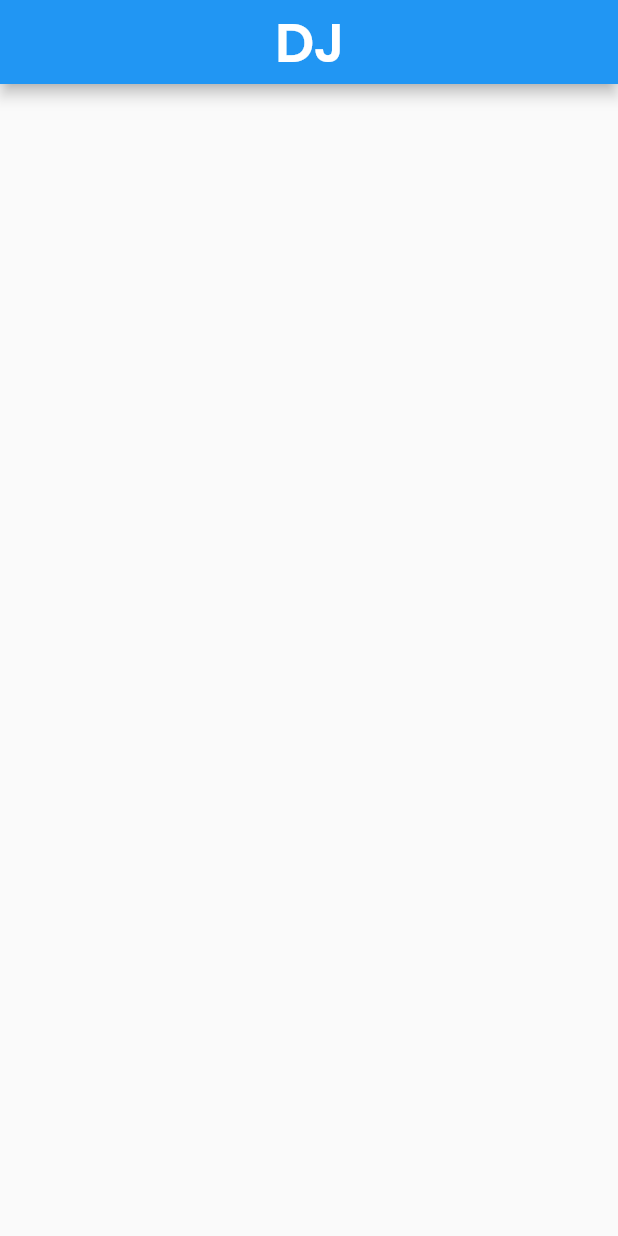
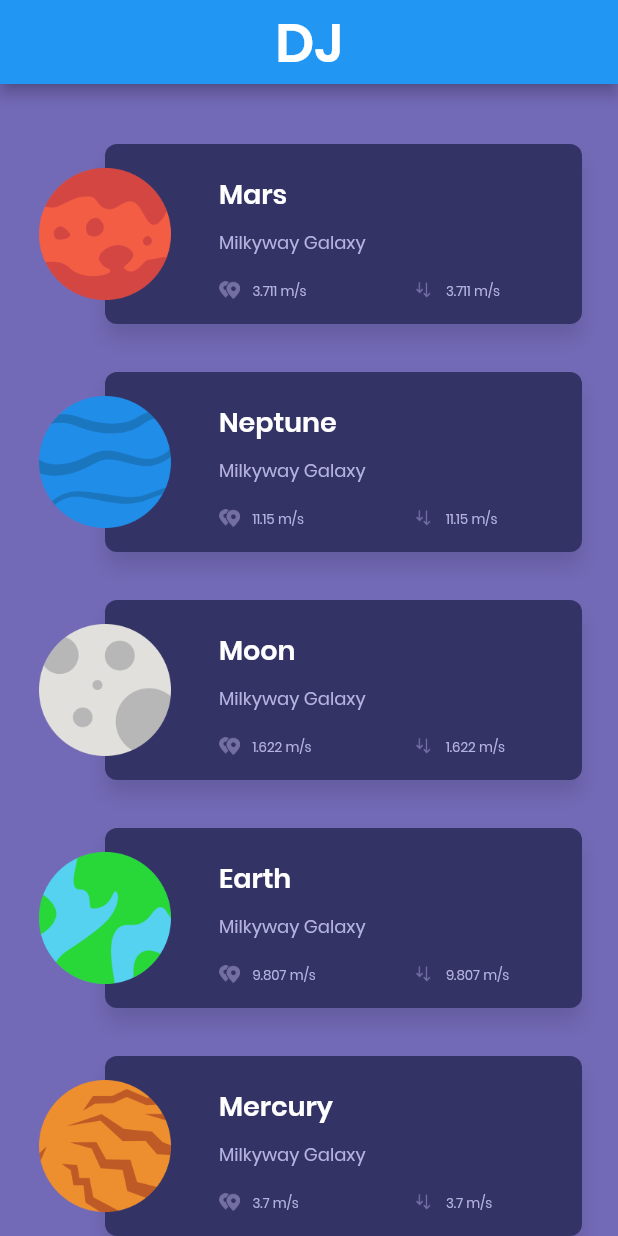
Before and after one commit to Dev-Beom/DJ, a Flutter app: the screen it shows after launch, on a phone screen of 412 x 824 dp. Run offline on Flutter 3.47's test engine with Material 2 defaults, Android fonts, the phone set to English and light mode, and no system bars.

Commit message:
Code refactoring
Code refactoring

```diff
--- /dev/null
+++ b/dj_app/lib/src/DetailPage.dart
@@ -0,0 +1,88 @@
+import 'package:dj_app/src/model/Restaurant.dart';
+import 'package:flutter/material.dart';
+import 'Style.dart';
+import 'Summary.dart';
+import 'Separator.dart';
+
+class DetailPage extends StatelessWidget {
+  final Restaurant restaurant;
+  DetailPage(this.restaurant);
+
+  @override
+  Widget build(BuildContext context) {
+    return Scaffold(
+      body: Container(
+        constraints: BoxConstraints.expand(),
+        color: Color(0xFF736AB7),
+        child: Stack(
+          children: <Widget>[
+            _getBackground(restaurant),
+            _getGradient(),
+            _getContent(restaurant),
+            _getToolbar(context),
+          ],
+        ),
+      ),
+    );
+  }
+}
+
+Container _getBackground(Restaurant restaurant) {
+  return Container(
+    child: Image.asset(
+      restaurant.backgroundImg,
+      fit: BoxFit.cover,
+      height: 300.0,
+    ),
+    constraints: BoxConstraints.expand(height: 300.0),
+  );
+}
+
+Container _getGradient() {
+  return Container(
+    margin: EdgeInsets.only(top: 190.0),
+    height: 110.0,
+    decoration: BoxDecoration(
+      gradient: LinearGradient(
+        colors: <Color>[Color(0x00736AB7), Color(0xFF736AB7)],
+        stops: [0.0, 0.9],
+        begin: FractionalOffset(0.0, 0.0),
+        end: FractionalOffset(0.0, 1.0),
+      ),
+    ),
+  );
+}
+
+Widget _getContent(Restaurant restaurant) {
+  final _overviewTitle = "Overview".toUpperCase();
+  return ListView(
+    padding: EdgeInsets.fromLTRB(0.0, 72.0, 0.0, 32.0),
+    children: <Widget>[
+      Summary(
+        restaurant,
+        horizontal: false,
+      ),
+      Container(
+        padding: EdgeInsets.symmetric(horizontal: 32.0),
+        child: Column(
+          crossAxisAlignment: CrossAxisAlignment.start,
+          children: <Widget>[
+            Text(
+              _overviewTitle,
+              style: headerTextStyle(),
+            ),
+            Separator(),
+            Text(restaurant.description),
+          ],
+        ),
+      ),
+    ],
+  );
+}
+
+Container _getToolbar(BuildContext context) {
+  return Container(
+    margin: EdgeInsets.only(top: MediaQuery.of(context).padding.top),
+    child: BackButton(color: Colors.white),
+  );
+}
--- a/dj_app/lib/src/HomePage.dart
+++ b/dj_app/lib/src/HomePage.dart
@@ -25,7 +25,7 @@ class _HomePageState extends State<HomePage> {
       body: Column(
         mainAxisAlignment: MainAxisAlignment.center,
         children: <Widget>[
-          //HomePageBody(),
+          HomePageBody(),
         ],
       ),
     );
--- a/dj_app/lib/src/HomePageBody.dart
+++ b/dj_app/lib/src/HomePageBody.dart
@@ -0,0 +1,28 @@
+import 'package:flutter/material.dart';
+import 'model/Restaurant.dart';
+import 'Summary.dart';
+
+class HomePageBody extends StatelessWidget {
+  @override
+  Widget build(BuildContext context) {
+    return Expanded(
+      child: Container(
+        color: Color(0xFF736AB7),
+        child: CustomScrollView(
+          scrollDirection: Axis.vertical,
+          slivers: <Widget>[
+            SliverPadding(
+              padding: EdgeInsets.symmetric(vertical: 24.0),
+              sliver: SliverFixedExtentList(
+                itemExtent: 152.0,
+                delegate: SliverChildBuilderDelegate(
+                    (context, index) => Summary(restaurants[index]),
+                    childCount: restaurants.length),
+              ),
+            )
+          ],
+        ),
+      ),
+    );
+  }
+}
--- /dev/null
+++ b/dj_app/lib/src/Separator.dart
@@ -0,0 +1,12 @@
+import 'package:flutter/material.dart';
+
+class Separator extends StatelessWidget {
+  @override
+  Widget build(BuildContext context) {
+    return new Container(
+        margin: new EdgeInsets.symmetric(vertical: 8.0),
+        height: 2.0,
+        width: 18.0,
+        color: new Color(0xff00c6ff));
+  }
+}
--- /dev/null
+++ b/dj_app/lib/src/Style.dart
@@ -0,0 +1,25 @@
+import 'package:flutter/material.dart';
+
+TextStyle baseTextStyle() {
+  return TextStyle(fontFamily: 'Poppins');
+}
+
+TextStyle headerTextStyle() {
+  return baseTextStyle().copyWith(
+    color: Colors.white,
+    fontSize: 18.0,
+    fontWeight: FontWeight.w600,
+  );
+}
+
+TextStyle regularTextStyle() {
+  return baseTextStyle().copyWith(
+    color: Color(0xffb6b2df),
+    fontSize: 9.0,
+    fontWeight: FontWeight.w400,
+  );
+}
+
+TextStyle subHeaderTextStyle() {
+  return regularTextStyle().copyWith(fontSize: 12.0);
+}
--- /dev/null
+++ b/dj_app/lib/src/Summary.dart
@@ -0,0 +1,121 @@
+import 'package:dj_app/src/model/Restaurant.dart';
+import 'package:flutter/material.dart';
+import 'DetailPage.dart';
+import 'Style.dart';
+
+class Summary extends StatelessWidget {
+  final Restaurant restaurant;
+  final bool horizontal;
+
+  Summary(this.restaurant, {this.horizontal = true});
+  Summary.vertical(this.restaurant) : horizontal = false;
+
+  @override
+  Widget build(BuildContext context) {
+    final restaurantThumbnail = Container(
+      margin: EdgeInsets.symmetric(vertical: 16.0),
+      alignment:
+          horizontal ? FractionalOffset.centerLeft : FractionalOffset.center,
+      child: Hero(
+        tag: "planet-hero-${restaurant.id}",
+        child: Image(
+          image: AssetImage(restaurant.image),
+          height: 92.0,
+          width: 92.0,
+        ),
+      ),
+    );
+
+    Widget _restaurantValue({String value, String image}) {
+      return Container(
+        child: Row(mainAxisSize: MainAxisSize.min, children: <Widget>[
+          Image.asset(image, height: 12.0),
+          Container(width: 8.0),
+          Text(restaurant.gravity, style: regularTextStyle()),
+        ]),
+      );
+    }
+
+    final restaurantCardContent = Container(
+      margin: EdgeInsets.fromLTRB(
+          horizontal ? 76.0 : 16.0, horizontal ? 16.0 : 42.0, 16.0, 16.0),
+      constraints: BoxConstraints.expand(),
+      child: Column(
+        crossAxisAlignment:
+            horizontal ? CrossAxisAlignment.start : CrossAxisAlignment.center,
+        children: <Widget>[
+          Container(height: 4.0),
+          Text(restaurant.name, style: headerTextStyle()),
+          Container(height: 10.0),
+          Text(restaurant.location, style: subHeaderTextStyle()),
+          Container(
+              margin: EdgeInsets.symmetric(vertical: 8.0),
+              width: 18.0,
+              color: Color(0xff00c6ff)),
+          Row(
+            mainAxisAlignment: MainAxisAlignment.center,
+            children: <Widget>[
+              Expanded(
+                  flex: horizontal ? 1 : 0,
+                  child: _restaurantValue(
+                      value: restaurant.distance,
+                      image: 'assets/img/ic_distance.png')),
+              Container(
+                width: 32.0,
+              ),
+              Expanded(
+                  flex: horizontal ? 1 : 0,
+                  child: _restaurantValue(
+                      value: restaurant.gravity,
+                      image: 'assets/img/ic_gravity.png'))
+            ],
+          ),
+        ],
+      ),
+    );
+
+    final restaurantCard = Container(
+      child: restaurantCardContent,
+      height: horizontal ? 124.0 : 154.0,
+      margin:
+          horizontal ? EdgeInsets.only(left: 46.0) : EdgeInsets.only(top: 72.0),
+      decoration: BoxDecoration(
+        color: Color(0xFF333366),
+        shape: BoxShape.rectangle,
+        borderRadius: BorderRadius.circular(8.0),
+        boxShadow: <BoxShadow>[
+          BoxShadow(
+            color: Colors.black12,
+            blurRadius: 10.0,
+            offset: Offset(0.0, 10.0),
+          ),
+        ],
+      ),
+    );
+
+    return GestureDetector(
+      onTap: horizontal
+          ? () => Navigator.of(context).push(
+                PageRouteBuilder(
+                  pageBuilder: (_, __, ___) => DetailPage(restaurant),
+                  transitionsBuilder:
+                      (context, animation, secondaryAnimation, child) =>
+                          FadeTransition(opacity: animation, child: child),
+                ),
+              )
+          : null,
+      child: Container(
+        margin: EdgeInsets.symmetric(
+          vertical: 16.0,
+          horizontal: 24.0,
+        ),
+        child: Stack(
+          children: <Widget>[
+            restaurantCard,
+            restaurantThumbnail,
+          ],
+        ),
+      ),
+    );
+  }
+}
--- /dev/null
+++ b/dj_app/lib/src/model/Restaurant.dart
@@ -0,0 +1,74 @@
+class Restaurant {
+  final String id;
+  final String name;
+  final String location;
+  final String distance;
+  final String gravity;
+  final String description;
+  final String image;
+  final String backgroundImg;
+
+  Restaurant({
+    this.id,
+    this.name,
+    this.location,
+    this.distance,
+    this.gravity,
+    this.description,
+    this.image,
+    this.backgroundImg,
+  });
+}
+
+List<Restaurant> restaurants = [
+  Restaurant(
+    id: "1",
+    name: "Mars",
+    location: "Milkyway Galaxy",
+    distance: "227.9m Km",
+    gravity: "3.711 m/s ",
+    description: "Mars WOW",
+    image: "assets/img/mars.png",
+    backgroundImg: "assets/img/marsBG.jpg",
+  ),
+  Restaurant(
+    id: "2",
+    name: "Neptune",
+    location: "Milkyway Galaxy",
+    distance: "54.6m Km",
+    gravity: "11.15 m/s ",
+    description: "Neptune WOW",
+    image: "assets/img/neptune.png",
+    backgroundImg: "assets/img/neptuneBG.jpg",
+  ),
+  Restaurant(
+    id: "3",
+    name: "Moon",
+    location: "Milkyway Galaxy",
+    distance: "54.6m Km",
+    gravity: "1.622 m/s ",
+    description: "Moon WOW",
+    image: "assets/img/moon.png",
+    backgroundImg: "assets/img/MoonBG.jpg",
+  ),
+  Restaurant(
+    id: "4",
+    name: "Earth",
+    location: "Milkyway Galaxy",
+    distance: "54.6m Km",
+    gravity: "9.807 m/s ",
+    description: "Earth WOW",
+    image: "assets/img/earth.png",
+    backgroundImg: "assets/img/EarthBG.jpg",
+  ),
+  Restaurant(
+    id: "5",
+    name: "Mercury",
+    location: "Milkyway Galaxy",
+    distance: "54.6m Km",
+    gravity: "3.7 m/s ",
+    description: "Mercury WOW",
+    image: "assets/img/mercury.png",
+    backgroundImg: "assets/img/MercuryBG.jpg",
+  ),
+];
```
Also changed, not shown: dj_app/assets/img/EarthBG.jpg (added), dj_app/assets/img/MercuryBG.jpg (added), dj_app/assets/img/MoonBG.jpg (added), dj_app/assets/img/earth.png (added), dj_app/assets/img/ic_distance.png (added), dj_app/assets/img/ic_gravity.png (added), dj_app/assets/img/mars.png (added), dj_app/assets/img/marsBG.jpg (added), dj_app/assets/img/mercury.png (added), dj_app/assets/img/moon.png (added), dj_app/assets/img/neptune.png (added), dj_app/assets/img/neptuneBG.jpg (added).
